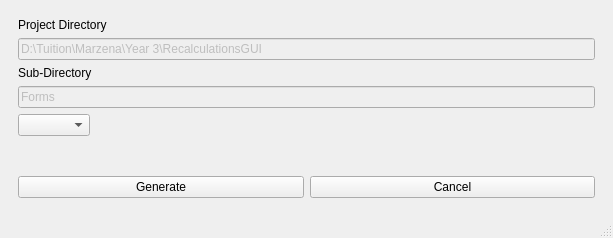
Above: QT/FormOptions.ui from farhanrashid/PyQtForm before the change. Below: the same form after it.
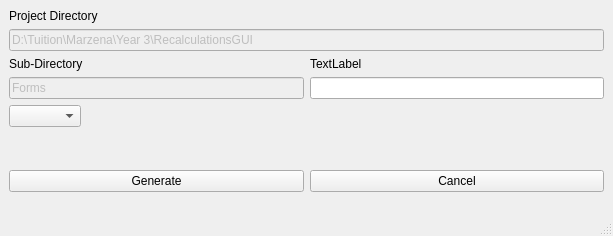
That is the form after the change.

The edit to the form file:
```diff
--- a/QT/FormOptions.ui
+++ b/QT/FormOptions.ui
@@ -7,19 +7,19 @@
     <x>0</x>
     <y>0</y>
     <width>613</width>
-    <height>238</height>
+    <height>236</height>
    </rect>
   </property>
   <property name="minimumSize">
    <size>
     <width>0</width>
-    <height>238</height>
+    <height>0</height>
    </size>
   </property>
   <property name="maximumSize">
    <size>
     <width>11840</width>
-    <height>238</height>
+    <height>2380</height>
    </size>
   </property>
   <property name="windowTitle">
@@ -27,9 +27,21 @@
   </property>
   <widget class="QWidget" name="centralwidget">
    <layout class="QVBoxLayout" name="verticalLayout">
-    <item alignment="Qt::AlignTop">
+    <item>
      <widget class="QWidget" name="wgTop" native="true">
       <layout class="QVBoxLayout" name="verticalLayout_2">
+       <property name="leftMargin">
+        <number>0</number>
+       </property>
+       <property name="topMargin">
+        <number>0</number>
+       </property>
+       <property name="rightMargin">
+        <number>0</number>
+       </property>
+       <property name="bottomMargin">
+        <number>0</number>
+       </property>
        <item>
         <layout class="QVBoxLayout" name="verticalLayout_3">
          <item>
@@ -57,6 +69,24 @@
          </item>
         </layout>
        </item>
+       <item alignment="Qt::AlignTop">
+        <widget class="QWidget" name="widget" native="true">
+         <property name="enabled">
+          <bool>true</bool>
+         </property>
+         <layout class="QHBoxLayout" name="horizontalLayout_2">
+          <property name="leftMargin">
+           <number>0</number>
+          </property>
+          <property name="topMargin">
+           <number>0</number>
+          </property>
+          <property name="rightMargin">
+           <number>0</number>
+          </property>
+          <property name="bottomMargin">
+           <number>0</number>
+          </property>
        <item>
         <layout class="QVBoxLayout" name="verticalLayout_4">
          <item>
@@ -81,15 +111,44 @@
          </item>
         </layout>
        </item>
-       <item alignment="Qt::AlignLeft">
+          <item>
+           <layout class="QVBoxLayout" name="verticalLayout_5">
+            <item>
+             <widget class="QLabel" name="lblFileName">
+              <property name="text">
+               <string>TextLabel</string>
+              </property>
+             </widget>
+            </item>
+            <item>
+             <widget class="QLineEdit" name="leFileName"/>
+            </item>
+           </layout>
+          </item>
+         </layout>
+        </widget>
+       </item>
+      </layout>
+     </widget>
+    </item>
+    <item alignment="Qt::AlignLeft|Qt::AlignTop">
         <widget class="QComboBox" name="cbFormType"/>
        </item>
-      </layout>
-     </widget>
-    </item>
-    <item alignment="Qt::AlignBottom">
+    <item>
      <widget class="QWidget" name="wgBottom" native="true">
       <layout class="QHBoxLayout" name="horizontalLayout">
+       <property name="leftMargin">
+        <number>0</number>
+       </property>
+       <property name="topMargin">
+        <number>0</number>
+       </property>
+       <property name="rightMargin">
+        <number>0</number>
+       </property>
+       <property name="bottomMargin">
+        <number>0</number>
+       </property>
        <item>
         <widget class="QPushButton" name="pbGenerate">
          <property name="text">
```
Left out of the diff: 4 changed lines with no effect on the pictures. Lines whose indentation alone changed are shown as unchanged.
